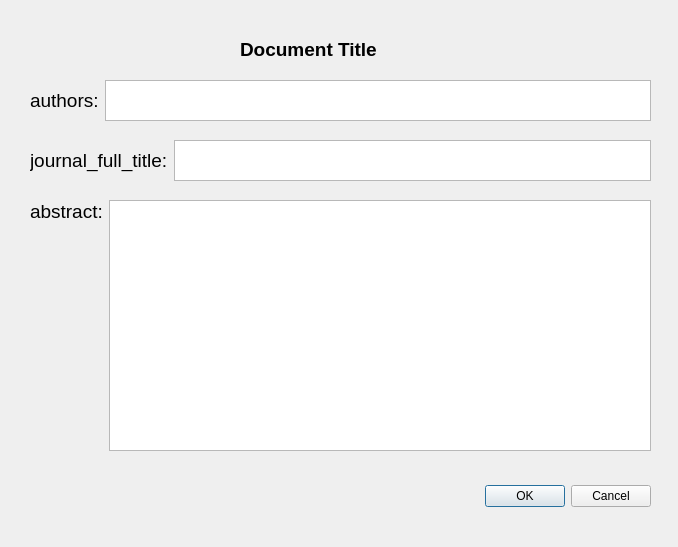
Old version of the form ChEMBL/03_Tabla_Assays/ddocument.ui in the repository TheMakros12/interfaces.
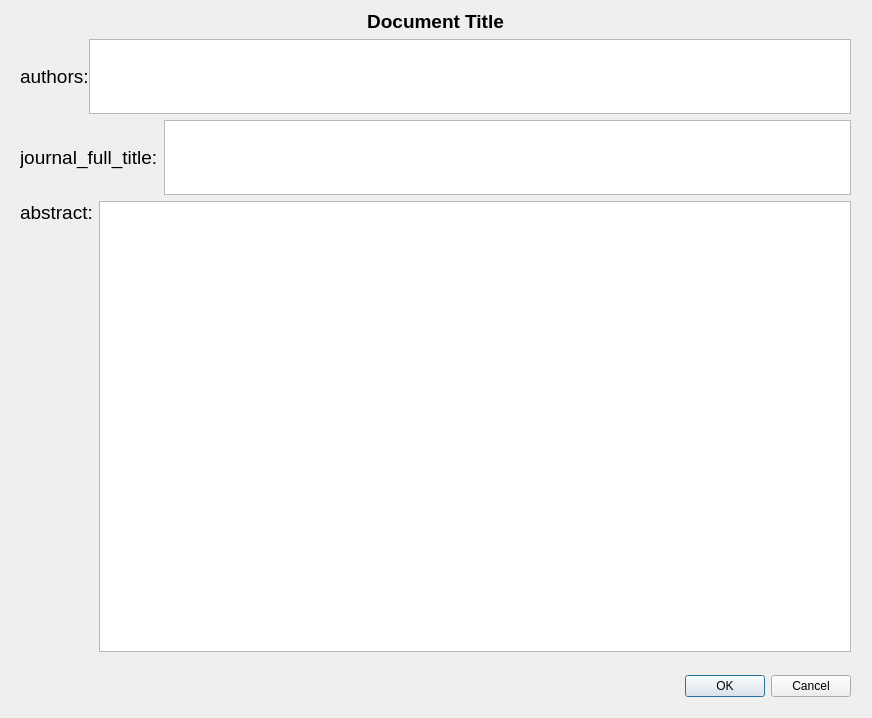
New version of the form.

What changed in the file:
```diff
--- a/ChEMBL/03_Tabla_Assays/ddocument.ui
+++ b/ChEMBL/03_Tabla_Assays/ddocument.ui
@@ -6,8 +6,8 @@
    <rect>
     <x>0</x>
     <y>0</y>
-    <width>678</width>
-    <height>547</height>
+    <width>872</width>
+    <height>718</height>
    </rect>
   </property>
   <property name="windowTitle">
@@ -16,9 +16,9 @@
   <widget class="QDialogButtonBox" name="buttonBox">
    <property name="geometry">
     <rect>
-     <x>310</x>
-     <y>480</y>
-     <width>341</width>
+     <x>40</x>
+     <y>670</y>
+     <width>811</width>
      <height>32</height>
     </rect>
    </property>
@@ -29,15 +29,18 @@
     <set>QDialogButtonBox::Cancel|QDialogButtonBox::Ok</set>
    </property>
   </widget>
+  <widget class="QWidget" name="">
+   <property name="geometry">
+    <rect>
+     <x>20</x>
+     <y>10</y>
+     <width>831</width>
+     <height>642</height>
+    </rect>
+   </property>
+   <layout class="QVBoxLayout" name="verticalLayout" stretch="0,1,1,6">
+    <item>
   <widget class="QLabel" name="lblDocumentTitle">
-   <property name="geometry">
-    <rect>
-     <x>240</x>
-     <y>40</y>
-     <width>151</width>
-     <height>19</height>
-    </rect>
-   </property>
    <property name="font">
     <font>
      <pointsize>14</pointsize>
@@ -48,16 +51,59 @@
    <property name="text">
     <string>Document Title</string>
    </property>
-  </widget>
-  <widget class="QWidget" name="layoutWidget">
-   <property name="geometry">
-    <rect>
-     <x>30</x>
-     <y>140</y>
-     <width>621</width>
-     <height>41</height>
-    </rect>
-   </property>
+      <property name="alignment">
+       <set>Qt::AlignCenter</set>
+      </property>
+     </widget>
+    </item>
+    <item>
+     <layout class="QHBoxLayout" name="horizontalLayout" stretch="0,1">
+      <property name="spacing">
+       <number>0</number>
+      </property>
+      <property name="sizeConstraint">
+       <enum>QLayout::SetDefaultConstraint</enum>
+      </property>
+      <item>
+       <widget class="QLabel" name="label_2">
+        <property name="sizePolicy">
+         <sizepolicy hsizetype="Preferred" vsizetype="Preferred">
+          <horstretch>0</horstretch>
+          <verstretch>2</verstretch>
+         </sizepolicy>
+        </property>
+        <property name="font">
+         <font>
+          <pointsize>14</pointsize>
+         </font>
+        </property>
+        <property name="frameShape">
+         <enum>QFrame::NoFrame</enum>
+        </property>
+        <property name="frameShadow">
+         <enum>QFrame::Plain</enum>
+        </property>
+        <property name="text">
+         <string>authors:</string>
+        </property>
+       </widget>
+      </item>
+      <item>
+       <widget class="QTextBrowser" name="txtAuthors">
+        <property name="enabled">
+         <bool>true</bool>
+        </property>
+        <property name="sizePolicy">
+         <sizepolicy hsizetype="Expanding" vsizetype="Preferred">
+          <horstretch>0</horstretch>
+          <verstretch>200</verstretch>
+         </sizepolicy>
+        </property>
+       </widget>
+      </item>
+     </layout>
+    </item>
+    <item>
    <layout class="QHBoxLayout" name="horizontalLayout_2">
     <item>
      <widget class="QLabel" name="label_3">
@@ -72,19 +118,18 @@
      </widget>
     </item>
     <item>
-     <widget class="QTextBrowser" name="txtJournalFullTitle"/>
-    </item>
-   </layout>
-  </widget>
-  <widget class="QWidget" name="layoutWidget_2">
-   <property name="geometry">
-    <rect>
-     <x>30</x>
-     <y>200</y>
-     <width>621</width>
-     <height>251</height>
-    </rect>
-   </property>
+       <widget class="QTextBrowser" name="txtJournalFullTitle">
+        <property name="sizePolicy">
+         <sizepolicy hsizetype="Expanding" vsizetype="Preferred">
+          <horstretch>0</horstretch>
+          <verstretch>0</verstretch>
+         </sizepolicy>
+        </property>
+       </widget>
+      </item>
+     </layout>
+    </item>
+    <item>
    <layout class="QHBoxLayout" name="horizontalLayout_3">
     <item>
      <widget class="QLabel" name="label_4">
@@ -108,31 +153,6 @@
      <widget class="QTextBrowser" name="txtAbstract"/>
     </item>
    </layout>
-  </widget>
-  <widget class="QWidget" name="">
-   <property name="geometry">
-    <rect>
-     <x>30</x>
-     <y>80</y>
-     <width>621</width>
-     <height>41</height>
-    </rect>
-   </property>
-   <layout class="QHBoxLayout" name="horizontalLayout">
-    <item>
-     <widget class="QLabel" name="label_2">
-      <property name="font">
-       <font>
-        <pointsize>14</pointsize>
-       </font>
-      </property>
-      <property name="text">
-       <string>authors:</string>
-      </property>
-     </widget>
-    </item>
-    <item>
-     <widget class="QTextBrowser" name="txtAuthors"/>
     </item>
    </layout>
   </widget>
```
Lines whose indentation alone changed are shown as unchanged.
